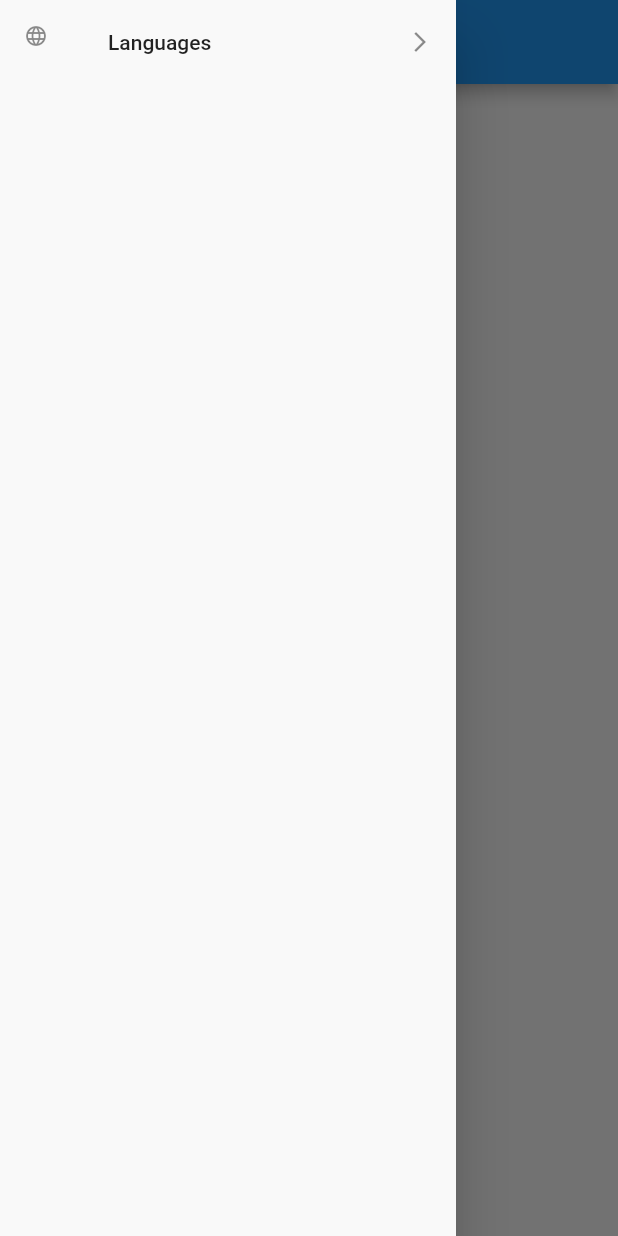
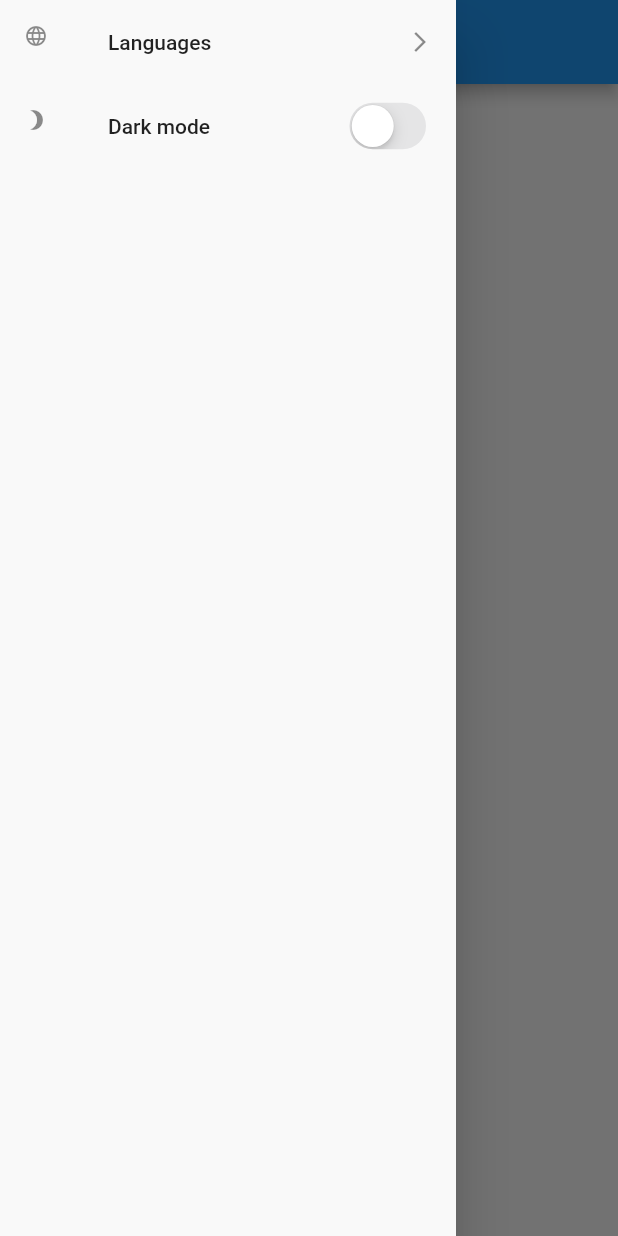
Before and after one commit to KalvadTech/getX-template, a Flutter app: the HomePage screen opened directly, with the side drawer open, on a phone screen of 412 x 824 dp. Run offline on Flutter 3.47's test engine with Material 2 defaults, Android fonts, the phone set to English and light mode, and no system bars; drawn by our look-alikes of loader_overlay; our stand-ins replace connectivity, flutter_spinkit, flutter_svg, get, get_storage; accounts and stored records are empty.

Commit message:
add theme management

```diff
--- a/lib/src/app.dart
+++ b/lib/src/app.dart
@@ -27,6 +27,7 @@ class App extends StatelessWidget {
         locale: Get.find<LocalizationViewModel>().locale,
         fallbackLocale: Get.find<LocalizationViewModel>().fallbackLocale,
         theme: theme,
+        darkTheme: darkTheme,
       ),
     );
   }
--- a/lib/src/config/themes.dart
+++ b/lib/src/config/themes.dart
@@ -17,3 +17,19 @@ ThemeData theme = createTheme(
   disabled: secondaryColor,
   error: Colors.red,
 );
+
+
+ThemeData darkTheme = createTheme(
+  brightness: Brightness.dark,
+  systemOverlayStyle: SystemUiOverlayStyle.light,
+  primarySwatch: primarySwatch,
+  background: Colors.black,
+  primaryText: Colors.white,
+  secondaryText: Colors.grey,
+  accentColor: secondaryColor,
+  divider: secondaryColor,
+  buttonBackground: Colors.black38,
+  buttonText: secondaryColor,
+  disabled: secondaryColor,
+  error: Colors.red,
+);
--- /dev/null
+++ b/lib/src/modules/theme/theme.dart
@@ -0,0 +1,2 @@
+export 'theme_service.dart';
+export 'theme_view_model.dart';
--- /dev/null
+++ b/lib/src/modules/theme/theme_service.dart
@@ -0,0 +1,18 @@
+import 'package:get_storage/get_storage.dart';
+
+class ThemeService {
+  late GetStorage _storage;
+
+  ThemeService() {
+    _storage = GetStorage();
+  }
+
+  String? get themeMode => _storage.read("themeMode");
+  set themeMode (String? themeMode) => _storage.write("themeMode", themeMode);
+
+
+  saveTheme(String newThemeMode) {
+    themeMode = newThemeMode;
+  }
+
+}
--- /dev/null
+++ b/lib/src/modules/theme/theme_view_model.dart
@@ -0,0 +1,51 @@
+import 'package:flutter/material.dart';
+import 'package:get/get.dart';
+import 'theme_service.dart';
+
+
+class ThemeViewModel extends GetxController{
+  late final ThemeService _themeService;
+
+  final fallbackTheme = ThemeMode.light;
+
+  final RxBool _isDark = false.obs;
+  bool get isDark => _isDark.value;
+
+
+  ThemeMode get theme {
+    return _getThemeMode() ?? fallbackTheme;
+  }
+
+
+  ThemeViewModel(this._themeService);
+
+  init() {
+    ThemeMode? themeMode = _getThemeMode();
+    if (themeMode != null) {
+      _updateTheme(themeMode);
+    }
+  }
+
+  _updateTheme(ThemeMode themeMode) {
+    _updateBoolean(themeMode);
+    Get.changeThemeMode(themeMode);
+  }
+
+  _updateBoolean(ThemeMode themeMode){
+    _isDark.value = themeMode == ThemeMode.dark;
+  }
+
+  changeTheme(ThemeMode themeMode){
+    _updateTheme(themeMode);
+    _themeService.saveTheme(themeMode.toString());
+  }
+
+  ThemeMode? _getThemeMode(){
+    String? preferredTheme = _themeService.themeMode;
+    if(preferredTheme != null) {
+      return preferredTheme == ThemeMode.light.toString() ? ThemeMode.light : ThemeMode.dark;
+    }
+    return ThemeMode.system;
+  }
+
+}
--- /dev/null
+++ b/lib/src/modules/theme/widgets/theme_switch.dart
@@ -0,0 +1,43 @@
+import 'package:flutter/cupertino.dart';
+import 'package:flutter/material.dart';
+import 'package:get/get.dart';
+import '../../../views/custom/custom_text.dart';
+import '../theme.dart';
+
+class ThemeSwitch extends GetWidget<ThemeViewModel> {
+  const ThemeSwitch({Key? key}) : super(key: key);
+
+  @override
+  Widget build(BuildContext context) {
+    return Obx(
+      () => CupertinoSwitch(
+        value: controller.isDark,
+        onChanged: (value) {
+          controller.changeTheme(value ? ThemeMode.dark : ThemeMode.light);
+        },
+      ),
+    );
+  }
+}
+
+class ThemeText extends StatelessWidget {
+  const ThemeText({Key? key}) : super(key: key);
+
+  @override
+  Widget build(BuildContext context) {
+    return const CustomText('Dark mode');
+  }
+}
+
+class ThemeDrawerItem extends StatelessWidget {
+  const ThemeDrawerItem({Key? key}) : super(key: key);
+
+  @override
+  Widget build(BuildContext context) {
+    return const ListTile(
+      leading: Icon(Icons.brightness_3),
+      title: ThemeText(),
+      trailing: ThemeSwitch(),
+    );
+  }
+}
--- a/lib/src/views/widget/drawer.dart
+++ b/lib/src/views/widget/drawer.dart
@@ -1,5 +1,6 @@
 import 'package:flutter/material.dart';
 import 'package:get/get.dart';
+import 'package:getx_starter/src/modules/theme/widgets/theme_switch.dart';
 import 'package:getx_starter/src/views/custom/custom_text.dart';
 
 class CustomDrawer extends StatelessWidget {
@@ -11,6 +12,7 @@ class CustomDrawer extends StatelessWidget {
         child: ListView(
       children: const [
         DrawerItem(title: 'Languages', routeName: '/languages', icon: Icons.language),
+        ThemeDrawerItem()
       ],
     ));
   }
```
Also changed, not shown: lib/src/main.dart (+10 -1 lines).
